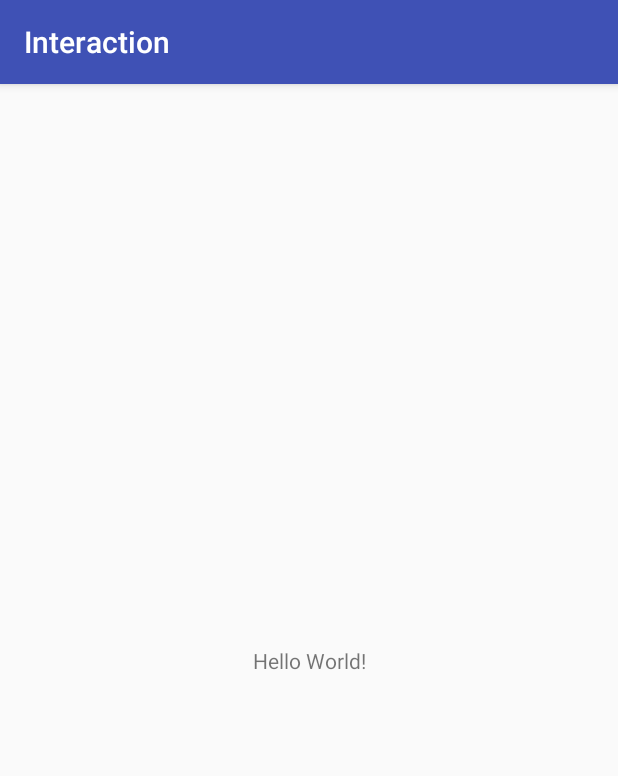
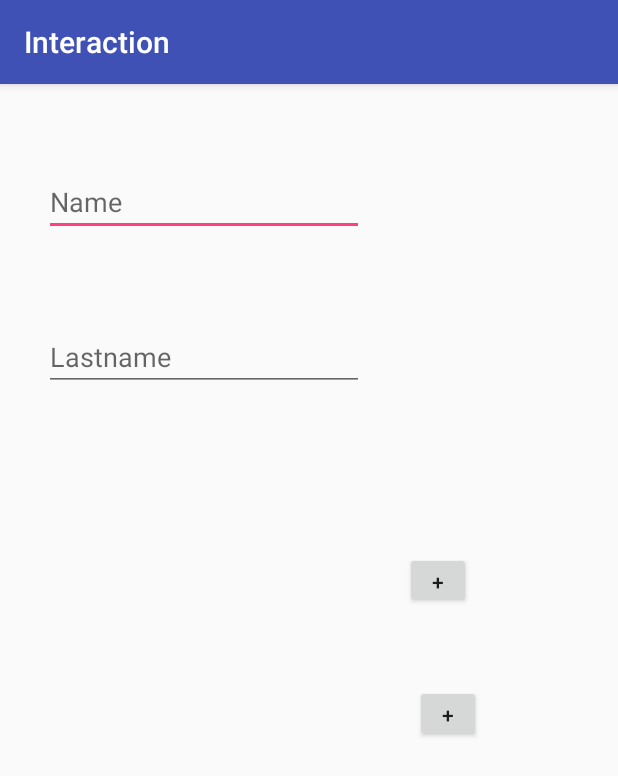
Before and after one commit to wesc09/prova, an Android app: the screen it shows after launch (MainActivity), on a phone screen of 412 x 824 dp. Shown: the top 776 px of the screen. Run offline under Robolectric (Android 15) with nearby library versions, the phone set to English and light mode, and no system bars.

Commit message:
XML Main activity

```diff
--- a/Interaction/app/build.gradle
+++ b/Interaction/app/build.gradle
@@ -27,4 +27,5 @@ dependencies {
     compile 'com.android.support:appcompat-v7:25.3.1'
     compile 'com.android.support.constraint:constraint-layout:1.0.2'
     testCompile 'junit:junit:4.12'
+    compile 'com.android.support:design:25.3.1'
 }
--- a/Interaction/app/src/main/res/layout/activity_main.xml
+++ b/Interaction/app/src/main/res/layout/activity_main.xml
@@ -6,13 +6,60 @@
     android:layout_height="match_parent"
     tools:context="com.example.humbe.interaction.MainActivity">
 
-    <TextView
+    <EditText
+        android:id="@+id/editText"
         android:layout_width="wrap_content"
         android:layout_height="wrap_content"
-        android:text="Hello World!"
+        android:layout_marginLeft="29dp"
+        android:layout_marginTop="56dp"
+        android:ems="10"
+        android:hint="Name"
+        android:inputType="textPersonName"
+        app:layout_constraintLeft_toLeftOf="parent"
+        app:layout_constraintTop_toTopOf="parent" />
+
+    <EditText
+        android:id="@+id/editText2"
+        android:layout_width="wrap_content"
+        android:layout_height="wrap_content"
+        android:layout_marginBottom="8dp"
+        android:layout_marginLeft="29dp"
+        android:layout_marginTop="28dp"
+        android:ems="10"
+        android:hint="Lastname"
+        android:inputType="textPersonName"
         app:layout_constraintBottom_toBottomOf="parent"
         app:layout_constraintLeft_toLeftOf="parent"
+        app:layout_constraintTop_toBottomOf="@+id/editText"
+        app:layout_constraintVertical_bias="0.051" />
+
+    <Button
+        android:id="@+id/button"
+        android:layout_width="44dp"
+        android:layout_height="37dp"
+        android:layout_marginLeft="27dp"
+        android:layout_marginRight="8dp"
+        android:text="+"
+        app:layout_constraintHorizontal_bias="0.0"
+        app:layout_constraintLeft_toRightOf="@+id/editText"
         app:layout_constraintRight_toRightOf="parent"
-        app:layout_constraintTop_toTopOf="parent" />
+        android:layout_marginBottom="51dp"
+        app:layout_constraintBottom_toTopOf="@+id/button2"
+        app:layout_constraintTop_toTopOf="parent"
+        android:layout_marginTop="8dp"
+        app:layout_constraintVertical_bias="1.0" />
+
+    <Button
+        android:id="@+id/button2"
+        android:layout_width="44dp"
+        android:layout_height="38dp"
+        android:layout_marginLeft="8dp"
+        android:layout_marginRight="8dp"
+        android:text="+"
+        app:layout_constraintHorizontal_bias="0.237"
+        app:layout_constraintLeft_toRightOf="@+id/editText2"
+        app:layout_constraintRight_toRightOf="parent"
+        app:layout_constraintBottom_toBottomOf="parent"
+        android:layout_marginBottom="329dp" />
 
 </android.support.constraint.ConstraintLayout>
```
